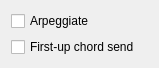
The window that plover/gui_qt/config_keyboard_widget.ui (Ankhanh975/plover-main-fork) describes before a commit, drawn with Qt 5.
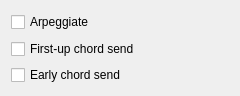
The same window after the commit.

Commit message: Add early stroke send feature with UI option and update tests

```diff
--- a/plover/gui_qt/config_keyboard_widget.ui
+++ b/plover/gui_qt/config_keyboard_widget.ui
@@ -6,8 +6,8 @@
    <rect>
     <x>0</x>
     <y>0</y>
-    <width>159</width>
-    <height>66</height>
+    <width>240</width>
+    <height>96</height>
    </rect>
   </property>
   <property name="windowTitle">
@@ -25,6 +25,16 @@
      </property>
     </widget>
    </item>
+   <item row="2" column="0">
+    <widget class="QCheckBox" name="early_stroke_send">
+     <property name="toolTip">
+      <string>Send a chord after the keys have been held for a short quiet period. If more keys are pressed, correct the provisional output and send the expanded chord.</string>
+     </property>
+     <property name="text">
+      <string>Early chord send</string>
+     </property>
+    </widget>
+   </item>
    <item row="0" column="0">
     <widget class="QCheckBox" name="arpeggiate">
      <property name="sizePolicy">
```
Left out of the diff: 17 changed lines with no effect on the pictures. The commit also changes 5 other files.
